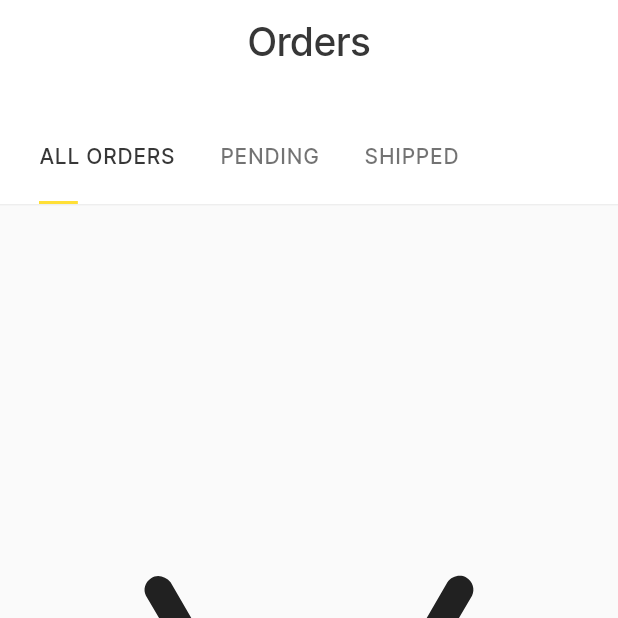
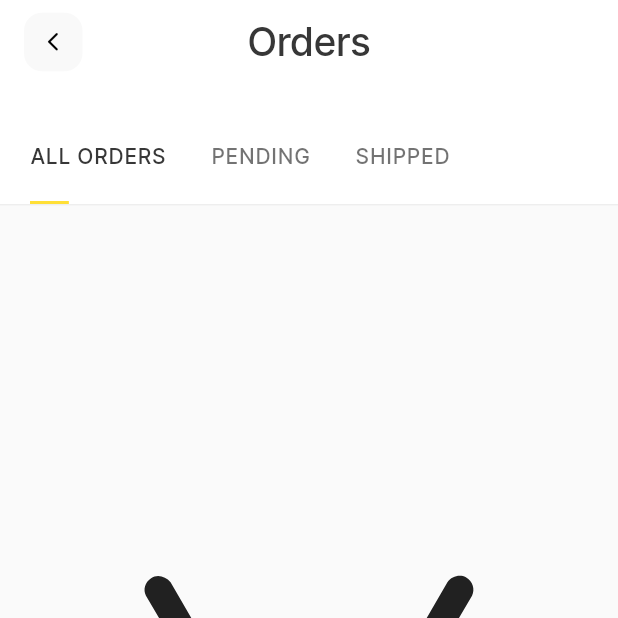
Before and after one commit to fcolakovic2/meelz, a Flutter app: the screen it shows after launch, on a phone screen of 412 x 824 dp, the top half of it. Run offline on Flutter 3.47's test engine with Material 2 defaults, Android fonts, the phone set to English and light mode, and no system bars.

Commit message:
popravljen appbar

```diff
--- a/lib/view/orders_screen/widgets/appbar.dart
+++ b/lib/view/orders_screen/widgets/appbar.dart
@@ -1,6 +1,7 @@
 import 'package:flutter/material.dart';
 import 'package:meelz/utils/dummy_data/dummy_data.dart';
 import 'package:meelz/utils/style/styles.dart';
+import 'package:meelz/view/orders_screen/widgets/icon_back.dart';
 import 'package:meelz/view/orders_screen/widgets/tapbar_custom.dart';
 
 AppBar appBarCustom(text) {
@@ -12,11 +13,22 @@ AppBar appBarCustom(text) {
       preferredSize: const Size.fromHeight(81.0),
       child: TapBarCustom(ordersList),
     ),
-    title: Container(
-      child: Text(
-        text,
-        style: appBarText,
-      ),
+    title: Row(
+      mainAxisAlignment: MainAxisAlignment.spaceBetween,
+      children: [
+        Container(
+          child: IconBack(),
+        ),
+        Container(
+          child: Text(
+            text,
+            style: appBarText,
+          ),
+        ),
+        Container(
+          width: 39,
+        ),
+      ],
     ),
   );
 }
--- /dev/null
+++ b/lib/view/orders_screen/widgets/icon_back.dart
@@ -0,0 +1,29 @@
+import 'package:flutter/material.dart';
+
+class IconBack extends StatelessWidget {
+  @override
+  Widget build(BuildContext context) {
+    return Container(
+      width: 39,
+      height: 39,
+      child: RawMaterialButton(
+        elevation: 0,
+        fillColor: Color(0xffF9F9F9),
+        shape: RoundedRectangleBorder(borderRadius: BorderRadius.circular(12)),
+        child: Icon(
+          Icons.arrow_back_ios_rounded,
+          color: Colors.black,
+          size: 15.0,
+        ),
+        onPressed: () {
+          // Navigator.pushReplacement(
+          //   context,
+          //   MaterialPageRoute(
+          //     builder: (_) => SignUpPage(),
+          //   ),
+          //);
+        },
+      ),
+    );
+  }
+}
--- a/lib/view/orders_screen/widgets/tapbar_custom.dart
+++ b/lib/view/orders_screen/widgets/tapbar_custom.dart
@@ -23,7 +23,7 @@ class _TapBarCustomState extends State<TapBarCustom> {
       child: Align(
         alignment: Alignment.centerLeft,
         child: Container(
-          margin: const EdgeInsets.only(left: 26.0, right: .0),
+          margin: const EdgeInsets.only(left: 20.0, right: .0),
           child: Container(
             width: MediaQuery.of(context).size.width / 1.2,
             child: TabBar(
```
